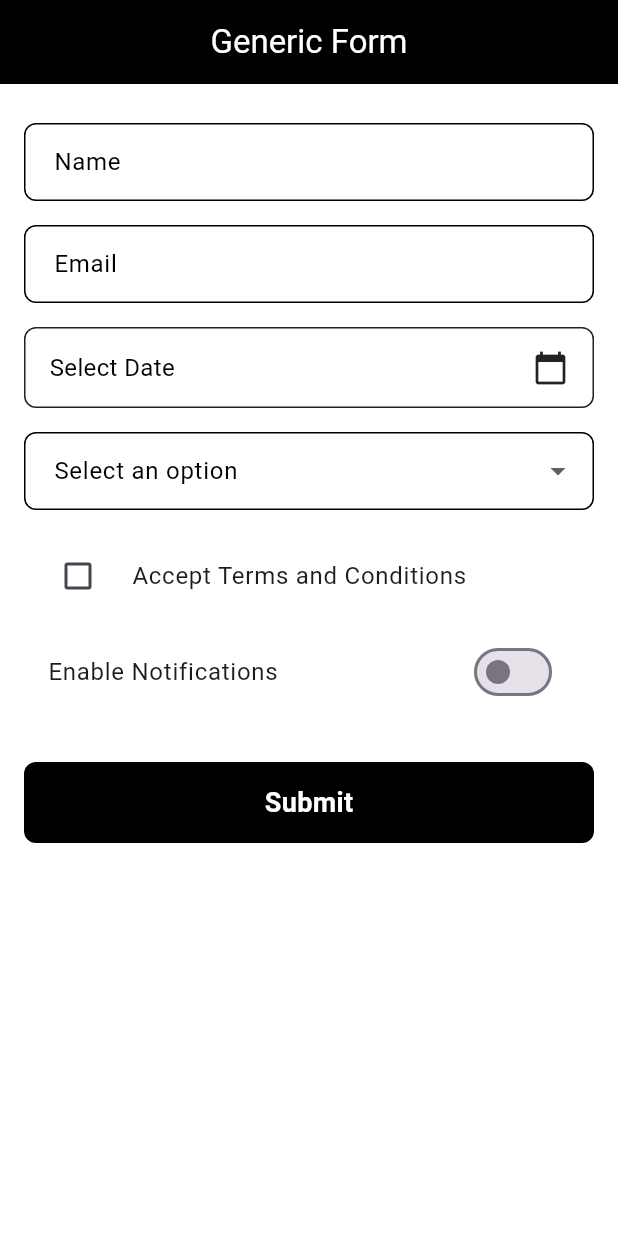
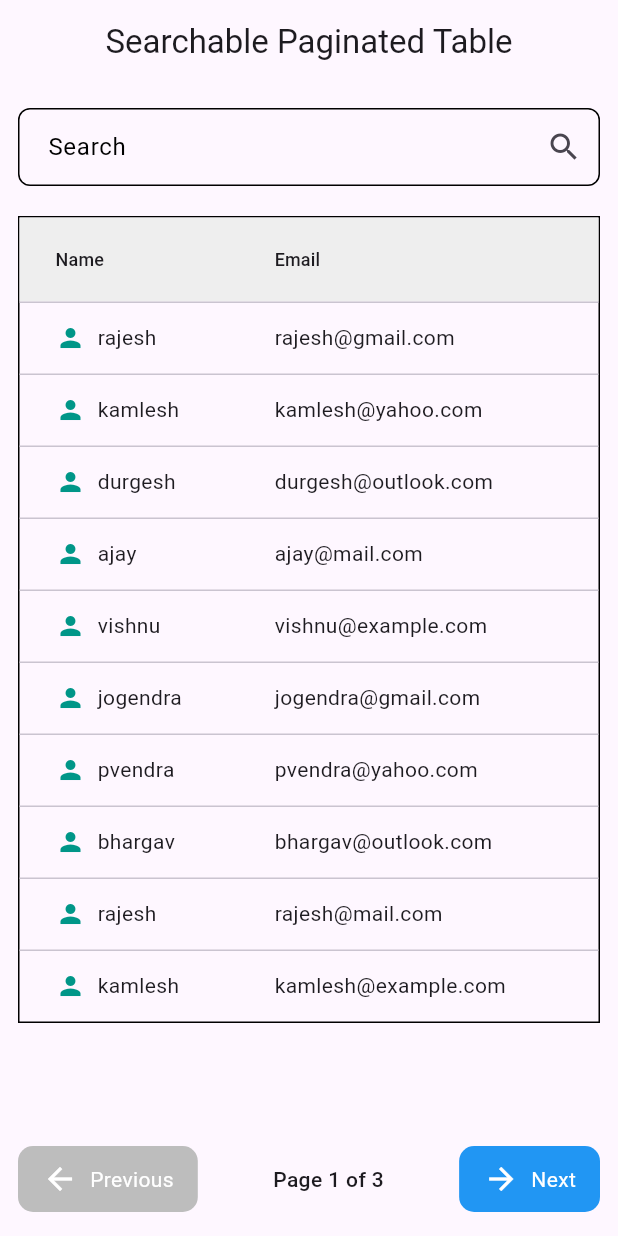
Before and after one commit to Durgeshpatel77/task_exeed, a Flutter app: the screen it shows after launch, on a phone screen of 412 x 824 dp. Run offline on Flutter 3.47's test engine with Material 3 defaults, Android fonts, the phone set to English and light mode, and no system bars; our stand-ins replace get, shared_preferences.

Commit message:
table done

```diff
--- a/lib/3_Searchable Table with Pagination/Searchable_table_controller.dart
+++ b/lib/3_Searchable Table with Pagination/Searchable_table_controller.dart
@@ -0,0 +1,58 @@
+import 'package:flutter/cupertino.dart';
+import 'package:get/get.dart';
+
+class SearchableTableController extends GetxController {
+  final RxString query = ''.obs;
+  final RxInt currentPage = 0.obs;
+  final int rowsPerPage = 10;
+
+  final TextEditingController searchController = TextEditingController();
+  final RxBool isSearching = false.obs;
+
+  final List<Map<String, String>> allData = List.generate(30, (index) {
+    List<String> domains = ['gmail.com', 'yahoo.com', 'outlook.com', 'mail.com', 'example.com'];
+    List<String> names = ['rajesh', 'kamlesh', 'durgesh', 'ajay', 'vishnu', 'jogendra', 'pvendra', 'bhargav'];
+
+    String username = '${names[index % names.length]}';
+    String email = '${username}@${domains[index % domains.length]}';
+    return {
+      'name': username,
+      'email': email,
+    };
+  });
+
+  List<Map<String, String>> get filteredData {
+    if (query.value.isEmpty) return allData;
+    return allData.where((item) {
+      return item['name']!.toLowerCase().contains(query.value.toLowerCase()) ||
+          item['email']!.toLowerCase().contains(query.value.toLowerCase());
+    }).toList();
+  }
+
+  List<Map<String, String>> get paginatedData {
+    final data = filteredData;
+    final start = currentPage.value * rowsPerPage;
+    final end = (start + rowsPerPage).clamp(0, data.length);
+    return data.sublist(start, end);
+  }
+
+  void updateQuery(String value) async {
+    isSearching.value = true;
+    query.value = value;
+    currentPage.value = 0;
+    await Future.delayed(Duration(milliseconds: 500)); // simulate delay
+    isSearching.value = false;
+  }
+
+  void nextPage() {
+    if ((currentPage.value + 1) * rowsPerPage < filteredData.length) {
+      currentPage.value++;
+    }
+  }
+
+  void previousPage() {
+    if (currentPage.value > 0) {
+      currentPage.value--;
+    }
+  }
+}
--- /dev/null
+++ b/lib/3_Searchable Table with Pagination/searchable_table.dart
@@ -0,0 +1,162 @@
+import 'package:flutter/material.dart';
+import 'package:get/get.dart';
+import '../0_custom_fileds/custom_textfield.dart';
+import 'Searchable_table_controller.dart';
+
+class SearchableTable extends StatelessWidget {
+  final controller = Get.put(SearchableTableController());
+
+  Widget _highlightMatch(String text, String query) {
+    if (query.isEmpty) return Text(text);
+    final start = text.toLowerCase().indexOf(query.toLowerCase());
+    if (start == -1) return Text(text);
+    final end = start + query.length;
+    return RichText(
+      text: TextSpan(
+        children: [
+          TextSpan(text: text.substring(0, start), style: const TextStyle(color: Colors.black)),
+          TextSpan(
+              text: text.substring(start, end),
+              style: const TextStyle(fontWeight: FontWeight.bold, color: Colors.blue)),
+          TextSpan(text: text.substring(end), style: const TextStyle(color: Colors.black)),
+        ],
+      ),
+    );
+  }
+
+  @override
+  Widget build(BuildContext context) {
+    final screenWidth = MediaQuery.of(context).size.width;
+    final isMobile = screenWidth < 1100;
+    final horizontalPadding = isMobile ? 12.0 : 32.0;
+    final tableFontSize = isMobile ? 12.0 : 14.0;
+
+    return Scaffold(
+      appBar: AppBar(
+        title: const Text('Searchable Paginated Table'),
+        centerTitle: true,
+      ),
+      body: Padding(
+        padding: EdgeInsets.symmetric(horizontal: horizontalPadding, vertical: 16),
+        child:
+        Obx(() {
+          final isSearching = controller.isSearching.value;
+          final data = controller.paginatedData;
+          final query = controller.query.value;
+          final totalMatches = controller.filteredData.length;
+
+          return Column(
+            crossAxisAlignment: CrossAxisAlignment.stretch,
+            children: [
+              // Search Box
+              CustomTextField(
+                label: 'Search',
+                hintText: 'Search by name or email',
+                controller: controller.searchController,
+                onChanged: controller.updateQuery,
+                suffixIcon: const Icon(Icons.search),
+              ),
+              const SizedBox(height: 20),
+
+              // Table or Loading or No Match
+              Expanded(
+                child: isSearching
+                    ? const Center(child: CircularProgressIndicator())
+                    : totalMatches == 0
+                    ? const Center(child: Text('No matches found', style: TextStyle(fontSize: 16)))
+                    : SingleChildScrollView(
+                  //scrollDirection: Axis.horizontal,
+                  child: ConstrainedBox(
+                    constraints: BoxConstraints(minWidth: screenWidth),
+                    child: DataTable(
+                      decoration: BoxDecoration(border: Border.all(color: Colors.black, width: 1)),
+                      headingRowColor: MaterialStateColor.resolveWith((states) => Colors.grey[200]!),
+                      columnSpacing: isMobile ? 24 : 48,
+                      columns: [
+                        DataColumn(
+                          label: Text('Name', style: TextStyle(fontSize: tableFontSize)),
+                        ),
+                        DataColumn(
+                          label: Text('Email', style: TextStyle(fontSize: tableFontSize)),
+                        ),
+                      ],
+                      rows: data.map((item) {
+                        return DataRow(cells: [
+                          DataCell(Row(
+                            children: [
+                              const Icon(Icons.person, size: 20, color: Colors.teal),
+                              const SizedBox(width: 8),
+                              _highlightMatch(item['name']!, query),
+                            ],
+                          )),
+                          DataCell(_highlightMatch(item['email']!, query)),
+                        ]);
+                      }).toList(),
+                    ),
+                  ),
+                ),
+              ),
+
+              const SizedBox(height: 16),
+
+              // Pagination Controls
+              if (!isSearching && totalMatches > 0)
+                Row(
+                  mainAxisAlignment: MainAxisAlignment.spaceBetween,
+                  children: [
+                    GestureDetector(
+                      onTap: controller.currentPage.value > 0
+                          ? controller.previousPage
+                          : null,
+                      child: Container(
+                        padding: const EdgeInsets.symmetric(horizontal: 16, vertical: 10),
+                        decoration: BoxDecoration(
+                          color: controller.currentPage.value > 0 ? Colors.blue : Colors.grey[400],
+                          borderRadius: BorderRadius.circular(10),
+                        ),
+                        child: Row(
+                          mainAxisSize: MainAxisSize.min,
+                          children: const [
+                            Icon(Icons.arrow_back, color: Colors.white),
+                            SizedBox(width: 8),
+                            Text('Previous', style: TextStyle(color: Colors.white)),
+                          ],
+                        ),
+                      ),
+                    ),
+                    Text(
+                      'Page ${controller.currentPage.value + 1} '
+                          'of ${(totalMatches / controller.rowsPerPage).ceil()}',
+                      style: const TextStyle(fontSize: 14, fontWeight: FontWeight.w500),
+                    ),
+                    GestureDetector(
+                      onTap: (controller.currentPage.value + 1) * controller.rowsPerPage < totalMatches
+                          ? controller.nextPage
+                          : null,
+                      child: Container(
+                        padding: const EdgeInsets.symmetric(horizontal: 16, vertical: 10),
+                        decoration: BoxDecoration(
+                          color: (controller.currentPage.value + 1) * controller.rowsPerPage < totalMatches
+                              ? Colors.blue
+                              : Colors.grey[300],
+                          borderRadius: BorderRadius.circular(10),
+                        ),
+                        child: Row(
+                          mainAxisSize: MainAxisSize.min,
+                          children: const [
+                            Icon(Icons.arrow_forward, color: Colors.white),
+                            SizedBox(width: 8),
+                            Text('Next', style: TextStyle(color: Colors.white)),
+                          ],
+                        ),
+                      ),
+                    ),
+                  ],
+                ),
+            ],
+          );
+        })
+      ),
+    );
+  }
+}
--- a/lib/main.dart
+++ b/lib/main.dart
@@ -1,6 +1,7 @@
 import 'package:flutter/material.dart';
 import 'package:get/get_navigation/src/root/get_material_app.dart';
 import '2_Forms_with_Validation/GenericFormPage.dart';
+import '3_Searchable Table with Pagination/searchable_table.dart';
 import 'Login_Logout pages/login_page.dart';
 
 void main() {
@@ -16,7 +17,10 @@ class MyApp extends StatelessWidget {
       title: 'Flutter Demo',
       debugShowCheckedModeBanner: false,
       theme: ThemeData(),
-      home: GenericFormPage(),
+     // home:LoginPage(),//1
+     // home: GenericFormPage(),//2
+      home: SearchableTable (),//3
+
     );
   }
 }
```
